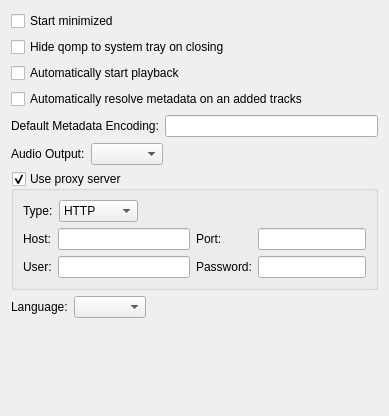
Before: the Qt Designer form src/options/qompoptionsmain.ui in qomp/qomp, drawn with Qt 5.
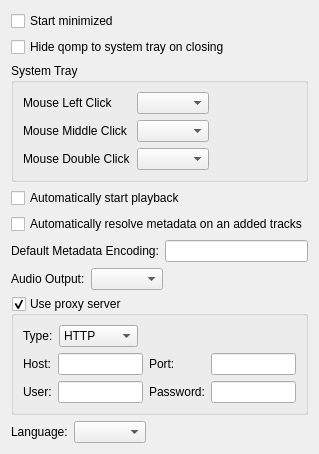
After: the same form once the commit is applied.

Commit message: add tray actions settings

Patch:
```diff
--- a/src/options/qompoptionsmain.ui
+++ b/src/options/qompoptionsmain.ui
@@ -6,8 +6,8 @@
    <rect>
     <x>0</x>
     <y>0</y>
-    <width>389</width>
-    <height>416</height>
+    <width>287</width>
+    <height>422</height>
    </rect>
   </property>
   <property name="sizePolicy">
@@ -34,6 +34,58 @@
      </property>
     </widget>
    </item>
+   <item>
+    <widget class="QGroupBox" name="gb_tray">
+     <property name="title">
+      <string>System Tray</string>
+     </property>
+     <layout class="QGridLayout" name="gridLayout">
+      <item row="0" column="0">
+       <widget class="QLabel" name="label_9">
+        <property name="text">
+         <string>Mouse Left Click</string>
+        </property>
+       </widget>
+      </item>
+      <item row="0" column="1">
+       <widget class="QComboBox" name="cb_leftClick"/>
+      </item>
+      <item row="0" column="2">
+       <spacer name="horizontalSpacer_4">
+        <property name="orientation">
+         <enum>Qt::Horizontal</enum>
+        </property>
+        <property name="sizeHint" stdset="0">
+         <size>
+          <width>74</width>
+          <height>20</height>
+         </size>
+        </property>
+       </spacer>
+      </item>
+      <item row="1" column="0">
+       <widget class="QLabel" name="label_11">
+        <property name="text">
+         <string>Mouse Middle Click</string>
+        </property>
+       </widget>
+      </item>
+      <item row="1" column="1">
+       <widget class="QComboBox" name="cb_middleClick"/>
+      </item>
+      <item row="2" column="0">
+       <widget class="QLabel" name="label_10">
+        <property name="text">
+         <string>Mouse Double Click</string>
+        </property>
+       </widget>
+      </item>
+      <item row="2" column="1">
+       <widget class="QComboBox" name="cb_doubleClick"/>
+      </item>
+     </layout>
+    </widget>
+   </item>
    <item>
     <widget class="QCheckBox" name="cb_autostartPlayback">
      <property name="text">
@@ -203,7 +255,7 @@
              </sizepolicy>
             </property>
             <property name="inputMask">
-             <string>99999; </string>
+             <string>99999</string>
             </property>
            </widget>
           </item>
```
The commit also changes 7 other files.
